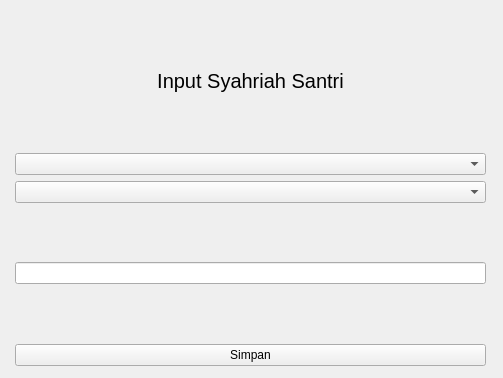
Above: input_syahriah.ui from abuamar142/aplikasi_keuangan before the change. Below: the same form after it.
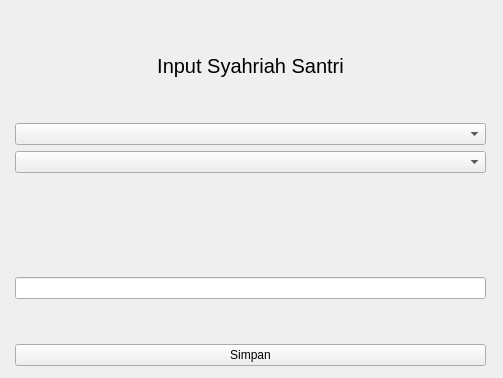
That is the form after the change.

Commit message: input pembayaran and show nominal pembayaran di label

```diff
--- a/input_syahriah.ui
+++ b/input_syahriah.ui
@@ -99,6 +99,32 @@
        </property>
       </spacer>
      </item>
+     <item>
+      <widget class="QLabel" name="labelInfo">
+       <property name="text">
+        <string/>
+       </property>
+       <property name="alignment">
+        <set>Qt::AlignCenter</set>
+       </property>
+       <property name="margin">
+        <number>5</number>
+       </property>
+      </widget>
+     </item>
+     <item>
+      <spacer name="verticalSpacer_5">
+       <property name="orientation">
+        <enum>Qt::Vertical</enum>
+       </property>
+       <property name="sizeHint" stdset="0">
+        <size>
+         <width>20</width>
+         <height>40</height>
+        </size>
+       </property>
+      </spacer>
+     </item>
      <item>
       <widget class="QLineEdit" name="lineEditUang">
        <property name="alignment">
```
The commit also changes 6 other files.
